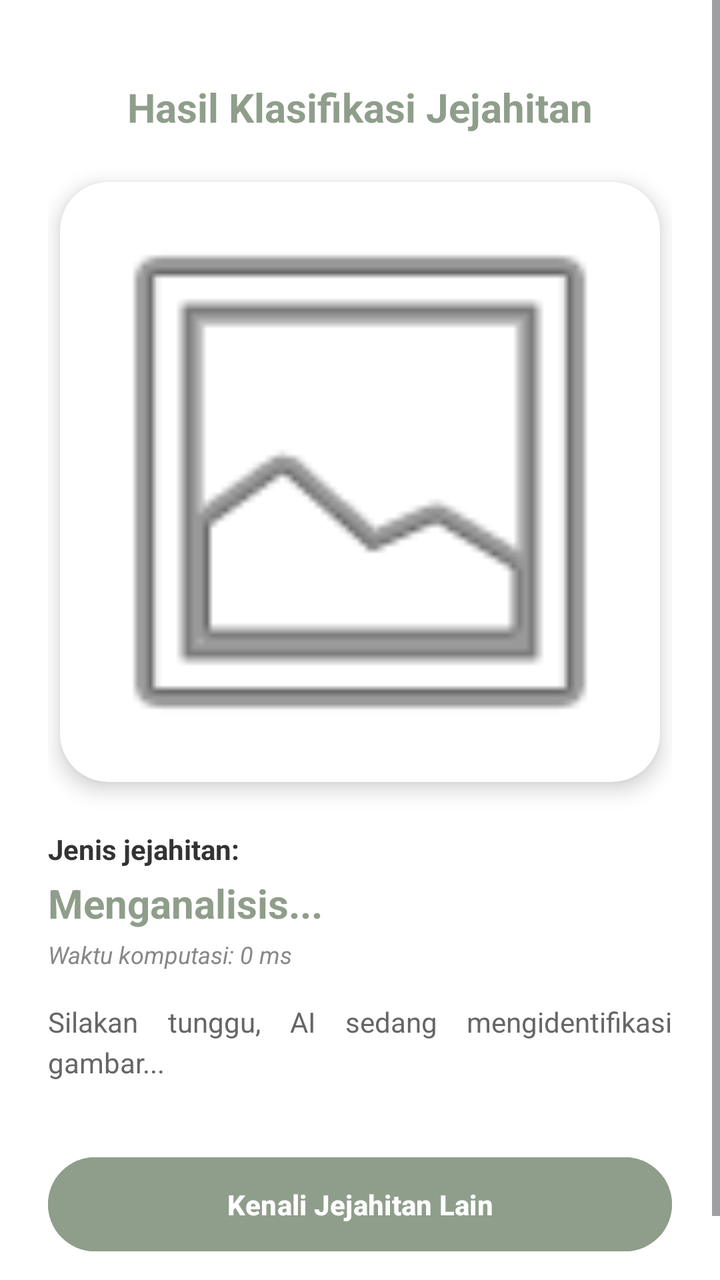
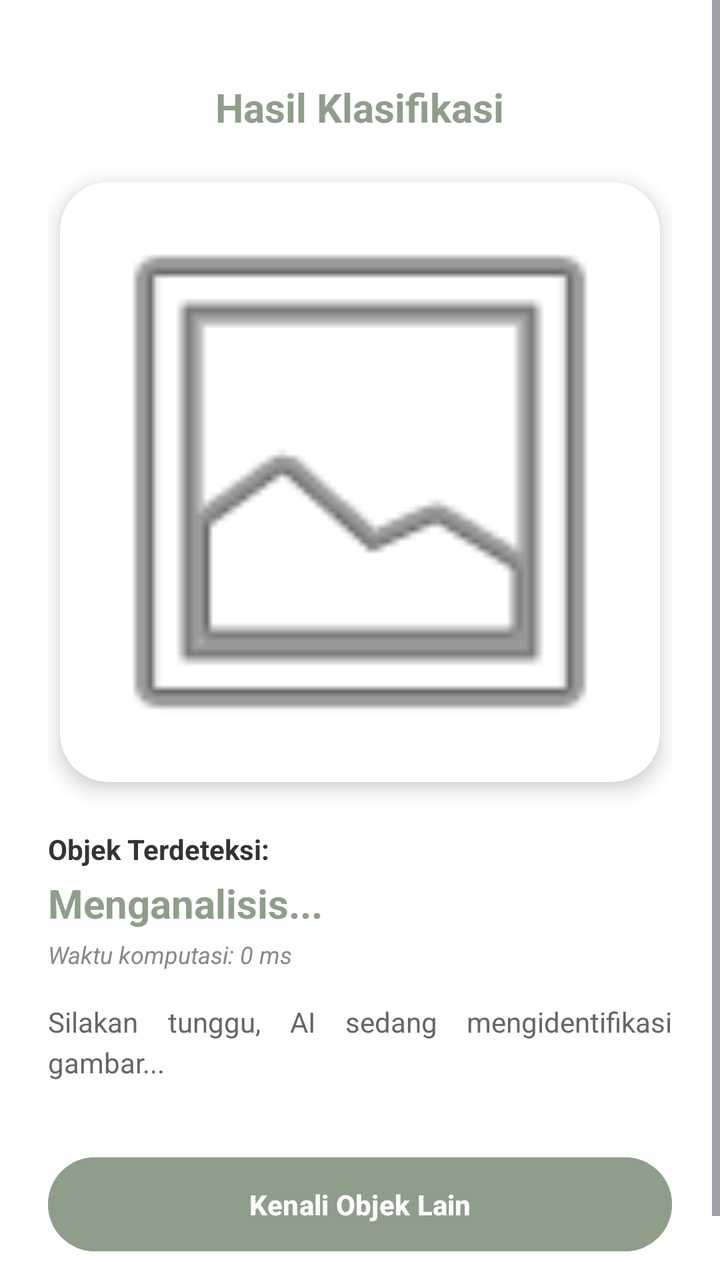

Before-and-after screenshots of an Android layout around one commit, followed by the original layout XML and the change that was made.
<!-- AndroidManifest.xml: application theme Theme.AjegBali -->
<!-- res/layout/activity_result.xml -->
<?xml version="1.0" encoding="utf-8"?>
<ScrollView xmlns:android="http://schemas.android.com/apk/res/android"
    xmlns:app="http://schemas.android.com/apk/res-auto"
    android:layout_width="match_parent"
    android:layout_height="match_parent"
    android:background="#FFFFFF"
    android:fillViewport="true">

    <LinearLayout
        android:layout_width="match_parent"
        android:layout_height="wrap_content"
        android:orientation="vertical"
        android:padding="24dp"
        android:gravity="center_horizontal">

        <TextView
            android:layout_width="wrap_content"
            android:layout_height="wrap_content"
            android:text="Hasil Klasifikasi Jejahitan"
            android:textSize="20sp"
            android:textStyle="bold"
            android:textColor="#8F9E8B"
            android:layout_marginTop="16dp"
            android:layout_marginBottom="24dp"/>

        <androidx.cardview.widget.CardView
            android:layout_width="300dp"
            android:layout_height="300dp"
            android:elevation="8dp"
            app:cardCornerRadius="24dp"
            app:cardElevation="6dp"
            android:layout_marginBottom="24dp">

            <ImageView
                android:id="@+id/imgResult"
                android:layout_width="match_parent"
                android:layout_height="match_parent"
                android:scaleType="centerCrop"
                android:src="@android:drawable/ic_menu_gallery"/>

            <ProgressBar
                android:id="@+id/progressBar"
                android:layout_width="wrap_content"
                android:layout_height="wrap_content"
                android:layout_gravity="center"
                android:visibility="gone"
                android:indeterminateTint="#8F9E8B"/>
        </androidx.cardview.widget.CardView>

        <LinearLayout
            android:layout_width="match_parent"
            android:layout_height="wrap_content"
            android:orientation="vertical"
            android:gravity="start">

            <TextView
                android:layout_width="wrap_content"
                android:layout_height="wrap_content"
                android:text="Jenis jejahitan:"
                android:textSize="14sp"
                android:textStyle="bold"
                android:textColor="#333333"
                android:layout_marginBottom="4dp"/>

            <TextView
                android:id="@+id/txtPrediction"
                android:layout_width="match_parent"
                android:layout_height="wrap_content"
                android:text="Menganalisis..."
                android:textSize="20sp"
                android:textStyle="bold"
                android:textColor="#8F9E8B"
                android:layout_marginBottom="4dp"/>

            <TextView
                android:id="@+id/txtInferenceTime"
                android:layout_width="match_parent"
                android:layout_height="wrap_content"
                android:text="Waktu komputasi: 0 ms"
                android:textSize="12sp"
                android:textColor="#888888"
                android:textStyle="italic"
                android:layout_marginBottom="16dp"/>

            <TextView
                android:id="@+id/txtDescription"
                android:layout_width="match_parent"
                android:layout_height="wrap_content"
                android:text="Silakan tunggu, AI sedang mengidentifikasi gambar..."
                android:textSize="14sp"
                android:textColor="#666666"
                android:lineSpacingExtra="4dp"
                android:justificationMode="inter_word"
                android:layout_marginBottom="24dp"/>

            <TextView
                android:id="@+id/lblVideo"
                android:layout_width="wrap_content"
                android:layout_height="wrap_content"
                android:text="Cara Pembuatan:"
                android:textSize="14sp"
                android:textStyle="bold"
                android:textColor="#333333"
                android:visibility="gone"
                android:layout_marginBottom="12dp"/>

            <androidx.cardview.widget.CardView
                android:id="@+id/cardYoutube"
                android:layout_width="match_parent"
                android:layout_height="wrap_content"
                app:cardCornerRadius="12dp"
                android:visibility="gone"
                android:layout_marginBottom="30dp">

                <com.pierfrancescosoffritti.androidyoutubeplayer.core.player.views.YouTubePlayerView
                    android:id="@+id/youtubePlayerView"
                    android:layout_width="match_parent"
                    android:layout_height="wrap_content"
                    app:autoPlay="false" />
            </androidx.cardview.widget.CardView>

        </LinearLayout>

        <Button
            android:id="@+id/btnBack"
            android:layout_width="match_parent"
            android:layout_height="55dp"
            android:text="Kenali Jejahitan Lain"
            android:backgroundTint="#8F9E8B"
            android:textStyle="bold"
            android:layout_marginTop="10dp"
            android:layout_marginBottom="20dp"/>

    </LinearLayout>
</ScrollView>
<!-- resources referenced by this layout -->
<resources>
  <style name="Theme.AjegBali" parent="Base.Theme.AjegBali" />
  <style name="Base.Theme.AjegBali" parent="Theme.Material3.DayNight.NoActionBar">
          
          
      </style>
</resources>

<!-- the commit's change to res/layout/activity_result.xml (unified diff, before → after) -->
@@ -14,9 +14,10 @@
         android:gravity="center_horizontal">
 
         <TextView
+            android:id="@+id/tvResultTitle"
             android:layout_width="wrap_content"
             android:layout_height="wrap_content"
-            android:text="Hasil Klasifikasi Jejahitan"
+            android:text="Hasil Klasifikasi"
             android:textSize="20sp"
             android:textStyle="bold"
             android:textColor="#8F9E8B"
@@ -56,7 +57,7 @@
             <TextView
                 android:layout_width="wrap_content"
                 android:layout_height="wrap_content"
-                android:text="Jenis jejahitan:"
+                android:text="Objek Terdeteksi:"
                 android:textSize="14sp"
                 android:textStyle="bold"
                 android:textColor="#333333"
@@ -125,7 +126,7 @@
             android:id="@+id/btnBack"
             android:layout_width="match_parent"
             android:layout_height="55dp"
-            android:text="Kenali Jejahitan Lain"
+            android:text="Kenali Objek Lain"
             android:backgroundTint="#8F9E8B"
             android:textStyle="bold"
             android:layout_marginTop="10dp"
